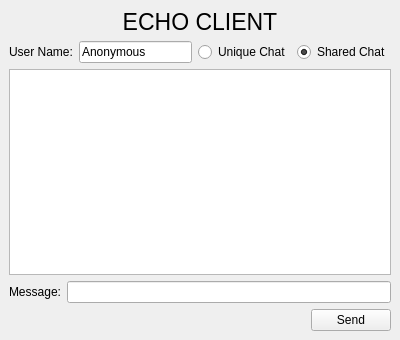
Before: the Qt Designer form examples/sfwecho/sfwecho_client/sfwecho_client.ui in qtproject/qt-mobility, drawn with Qt 5.
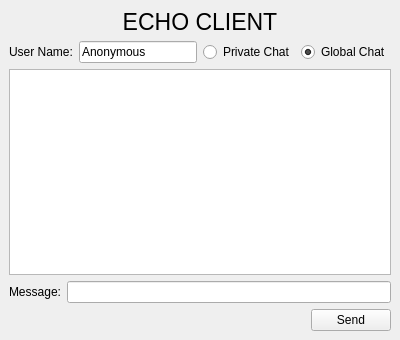
After: the same form once the commit is applied.

Commit message: Updated SFWEcho with private/global instances

```diff
--- a/examples/sfwecho/sfwecho_client/sfwecho_client.ui
+++ b/examples/sfwecho/sfwecho_client/sfwecho_client.ui
@@ -53,14 +53,14 @@
       <item>
        <widget class="QRadioButton" name="uniqueChat">
         <property name="text">
-         <string>Unique Chat</string>
+         <string>Private Chat</string>
         </property>
        </widget>
       </item>
       <item>
        <widget class="QRadioButton" name="sharedChat">
         <property name="text">
-         <string>Shared Chat</string>
+         <string>Global Chat</string>
         </property>
         <property name="checked">
          <bool>true</bool>
```
Left out of the diff: 4 changed lines with no effect on the pictures. The commit also changes 3 other files.
